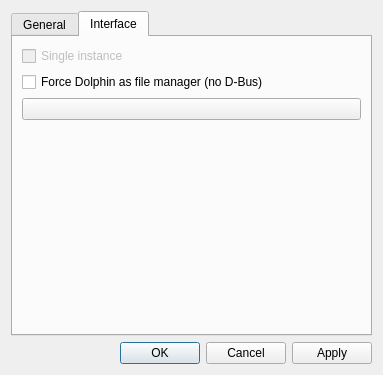
Before: the Qt Designer form settings_dialog.ui in MarioUnoDueTreQuattro/QMonitor, drawn with Qt 5.
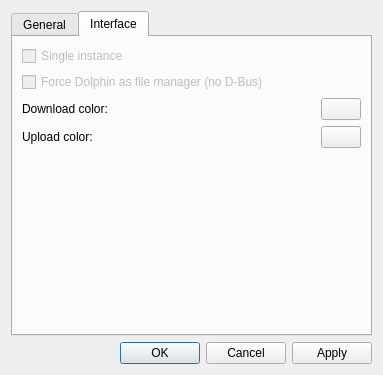
After: the same form once the commit is applied. Custom widgets are drawn as their Qt base class.

Commit message: NetGraph colors in Settings

The edit to the form file:
```diff
--- a/settings_dialog.ui
+++ b/settings_dialog.ui
@@ -228,7 +228,7 @@
        <item>
         <widget class="QCheckBox" name="checkForceDolphin">
          <property name="enabled">
-          <bool>true</bool>
+          <bool>false</bool>
          </property>
          <property name="text">
           <string>Force Dolphin as file manager (no D-Bus)</string>
@@ -236,11 +236,52 @@
         </widget>
        </item>
        <item>
-        <widget class="ColorButton" name="pushButtonColorTest">
-         <property name="text">
-          <string/>
-         </property>
-        </widget>
+        <layout class="QHBoxLayout" name="horizontalLayout_2">
+         <item>
+          <widget class="QLabel" name="label_2">
+           <property name="text">
+            <string>Download color:</string>
+           </property>
+          </widget>
+         </item>
+         <item>
+          <widget class="ColorButton" name="pushButtonColorDownload">
+           <property name="sizePolicy">
+            <sizepolicy hsizetype="Fixed" vsizetype="Fixed">
+             <horstretch>0</horstretch>
+             <verstretch>0</verstretch>
+            </sizepolicy>
+           </property>
+           <property name="text">
+            <string/>
+           </property>
+          </widget>
+         </item>
+        </layout>
+       </item>
+       <item>
+        <layout class="QHBoxLayout" name="horizontalLayout_4">
+         <item>
+          <widget class="QLabel" name="label_3">
+           <property name="text">
+            <string>Upload color:</string>
+           </property>
+          </widget>
+         </item>
+         <item>
+          <widget class="ColorButton" name="pushButtonColorUpload">
+           <property name="sizePolicy">
+            <sizepolicy hsizetype="Fixed" vsizetype="Fixed">
+             <horstretch>0</horstretch>
+             <verstretch>0</verstretch>
+            </sizepolicy>
+           </property>
+           <property name="text">
+            <string/>
+           </property>
+          </widget>
+         </item>
+        </layout>
        </item>
        <item>
         <spacer name="verticalSpacer_2">
```
Left out of the diff: 2 changed lines with no effect on the pictures. The commit also changes 4 other files.
